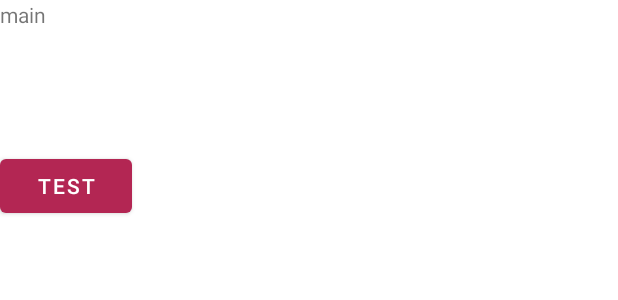
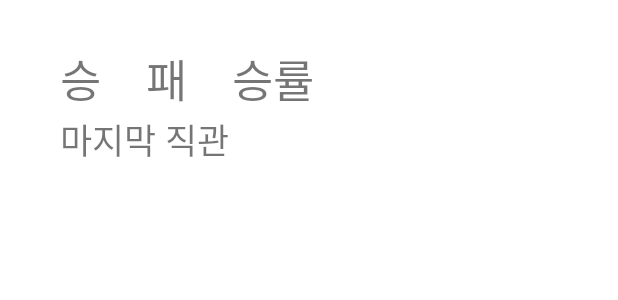
Before and after one commit to JorimJoram/TwinsAndroid, an Android app built with Jetpack Compose: the layout fragment_main.xml on its own in the app's theme, with its tools: preview values and no code run, on a phone screen of 412 x 824 dp. Shown: the top 300 px of the screen. Run offline under Robolectric (Android 15) with nearby library versions, the phone set to English and light mode, and no system bars; network calls fail.

Commit message:
feat: 데이터 수신 완료 - 고생했다. 이제 세부내용 해결하러 가자 - 이제 배치랑 꾸미기만 하면 끝남 ㅠㅠ

```diff
--- a/app/src/main/java/twins/fan/twinsandroid/retrofit/api/GameApi.kt
+++ b/app/src/main/java/twins/fan/twinsandroid/retrofit/api/GameApi.kt
@@ -7,6 +7,7 @@ import retrofit2.http.GET
 import retrofit2.http.POST
 import retrofit2.http.Query
 import twins.fan.twinsandroid.data.game.GameRecord
+import twins.fan.twinsandroid.data.game.TotalDetailRecord
 import twins.fan.twinsandroid.data.game.UserVisit
 
 interface GameApi {
@@ -14,6 +15,8 @@ interface GameApi {
     fun getGameListByMonth(@Query("date")date: String): Call<List<GameRecord>>
     @GET("/game/api/visit/list")
     fun getUserVisitList(@Query("username")username: String): Call<List<UserVisit>>
+    @GET("/game/api/total")
+    fun getUserTotalData(@Query("username")username:String): Call<List<TotalDetailRecord>>
     @POST("/game/api/visit/create")
     fun createUserVisit(@Body userVisit: UserVisit): Call<UserVisit>
     @DELETE("/game/api/visit/delete")
--- a/app/src/main/java/twins/fan/twinsandroid/viewmodel/GameViewModel.kt
+++ b/app/src/main/java/twins/fan/twinsandroid/viewmodel/GameViewModel.kt
@@ -8,6 +8,7 @@ class GameViewModel {
     private val gameApi = RetrofitInstance.gameApi
 
     suspend fun getGameListByMonth(date:String) = gameApi.getGameListByMonth(date).awaitResponse().body()
+    suspend fun getTotalDetailData(username:String) = gameApi.getUserTotalData(username).awaitResponse().body()
     suspend fun getUserVisit(username:String) = gameApi.getUserVisitList(username).awaitResponse().body()//TODO("월별로 받도록 다시 만들어야합니다.")
     suspend fun createUserVisit(userVisit: UserVisit) = gameApi.createUserVisit(userVisit).awaitResponse().body()
     suspend fun deleteUserVisit(username:String, gameDate:String) = gameApi.deleteUserVisit(username, gameDate).awaitResponse().body()
--- a/app/src/main/res/layout/fragment_main.xml
+++ b/app/src/main/res/layout/fragment_main.xml
@@ -17,22 +17,55 @@
             android:layout_width="match_parent"
             android:layout_height="match_parent">
 
-            <TextView
-                android:id="@+id/test_text"
+            <androidx.constraintlayout.widget.ConstraintLayout
+                android:id="@+id/main_myVisitContainer"
                 android:layout_width="match_parent"
-                android:layout_height="match_parent"
-                android:text="main"
+                android:layout_height="wrap_content"
+                android:layout_marginStart="30sp"
+                android:layout_marginEnd="30sp"
+                android:layout_marginTop="30sp"
                 app:layout_constraintStart_toStartOf="parent"
-                app:layout_constraintTop_toTopOf="parent" />
+                app:layout_constraintTop_toTopOf="parent">
 
-            <Button
-                android:id="@+id/test_button"
-                android:layout_width="wrap_content"
-                android:layout_height="wrap_content"
-                android:layout_marginTop="100dp"
-                android:text="test"
-                app:layout_constraintStart_toStartOf="parent"
-                app:layout_constraintTop_toTopOf="@id/test_text" />
+                <TextView
+                    android:id="@+id/main_visitWinHead"
+                    android:layout_width="wrap_content"
+                    android:layout_height="wrap_content"
+                    android:text="승"
+                    android:textSize="30sp"
+                    android:layout_marginStart="10sp"
+                    app:layout_constraintStart_toStartOf="parent"
+                    app:layout_constraintTop_toTopOf="parent" />
+                <TextView
+                    android:id="@+id/main_visitLoseHead"
+                    android:layout_width="wrap_content"
+                    android:layout_height="wrap_content"
+                    android:text="패"
+                    android:textSize="30sp"
+                    android:layout_marginStart="30dp"
+                    app:layout_constraintStart_toEndOf="@id/main_visitWinHead"
+                    app:layout_constraintTop_toTopOf="parent" />
+                <TextView
+                    android:id="@+id/main_visitRateHead"
+                    android:layout_width="wrap_content"
+                    android:layout_height="wrap_content"
+                    android:text="승률"
+                    android:textSize="30sp"
+                    android:layout_marginStart="30dp"
+                    app:layout_constraintStart_toEndOf="@id/main_visitLoseHead"
+                    app:layout_constraintTop_toTopOf="parent"/>
+
+                <TextView
+                    android:id="@+id/main_lastVisitHead"
+                    android:layout_width="wrap_content"
+                    android:layout_height="wrap_content"
+                    android:text="마지막 직관"
+                    android:textSize="23sp"
+                    app:layout_constraintStart_toStartOf="@id/main_visitWinHead"
+                    app:layout_constraintTop_toBottomOf="@id/main_visitWinHead" />
+
+
+            </androidx.constraintlayout.widget.ConstraintLayout>
 
 
         </androidx.constraintlayout.widget.ConstraintLayout>
```
Also changed, not shown: app/src/main/java/twins/fan/twinsandroid/adapter/GameListAdapter.kt (+8 -1 lines), app/src/main/java/twins/fan/twinsandroid/data/game/TotalDetailRecord.kt (added, +14 -0 lines), app/src/main/java/twins/fan/twinsandroid/fragment/main/MainFragment.kt (+18 -1 lines).
